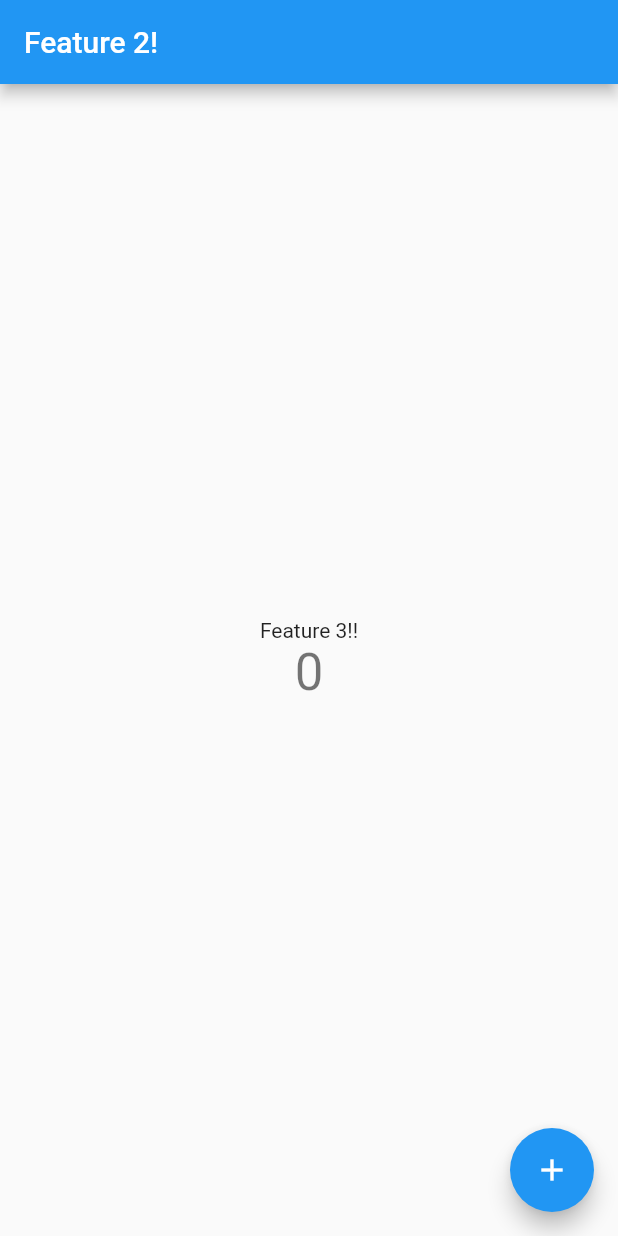
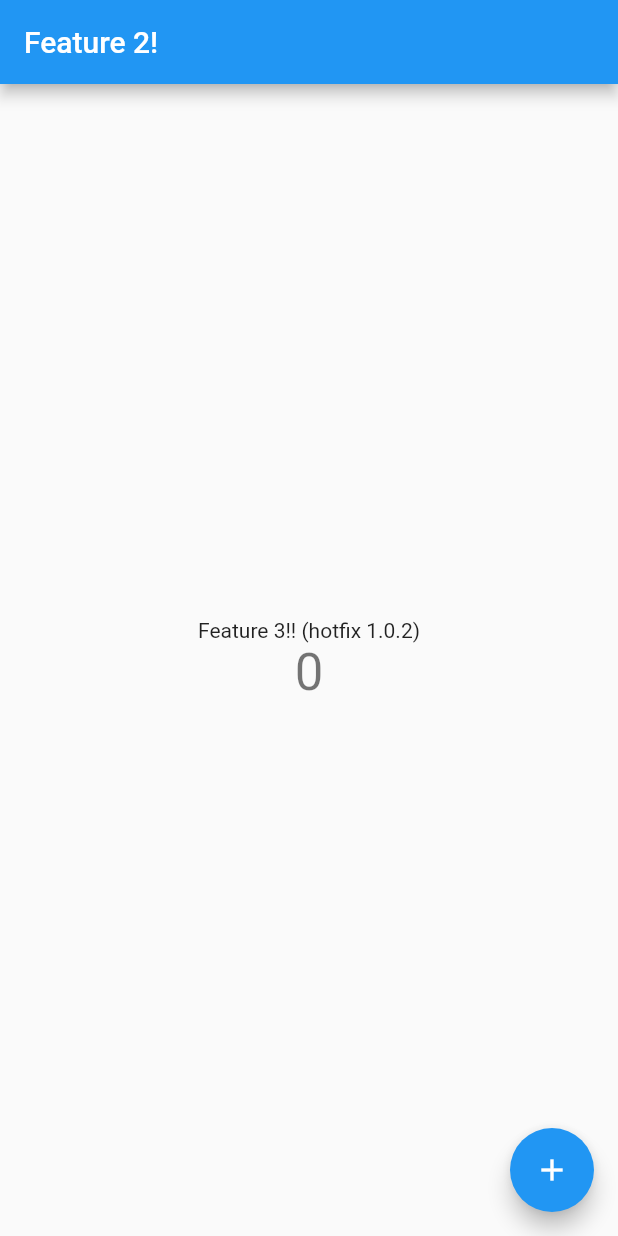
Before and after one commit to JakeSeo/git_flow_example, a Flutter app: the screen it shows after launch, on a phone screen of 412 x 824 dp. Run offline on Flutter 3.47's test engine with Material 2 defaults, Android fonts, the phone set to English and light mode, and no system bars.

Commit message:
hotfix1.0.2 > hotfix 1.0.2!

```diff
--- a/lib/main.dart
+++ b/lib/main.dart
@@ -96,7 +96,7 @@ class _MyHomePageState extends State<MyHomePage> {
           mainAxisAlignment: MainAxisAlignment.center,
           children: <Widget>[
             const Text(
-              'Feature 3!!',
+              'Feature 3!! (hotfix 1.0.2)',
             ),
             Text(
               '$_counter',
```
